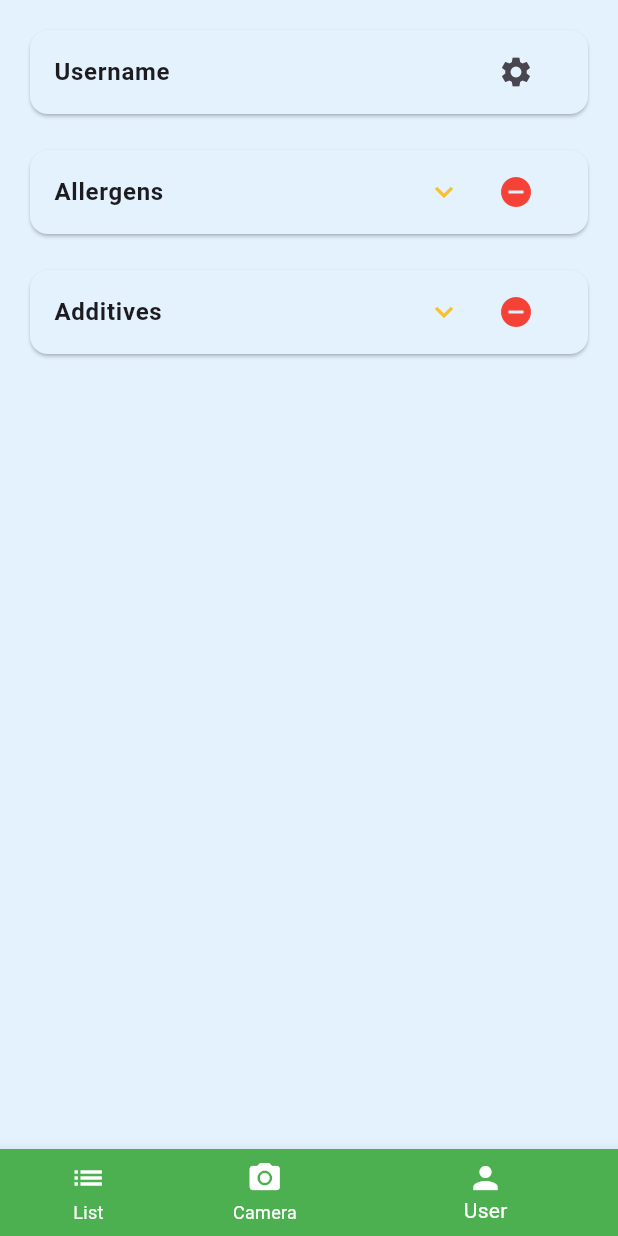
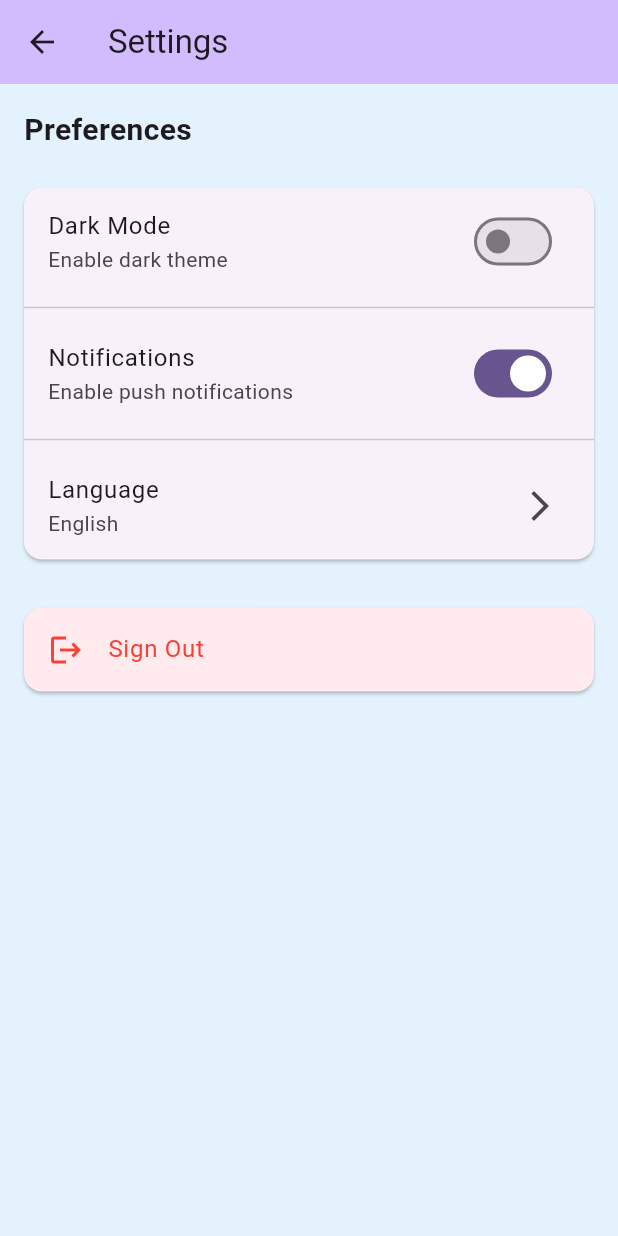
Before and after one commit to OlekS03/foodscan, a Flutter app: the screen it shows after launch, item 3 of the bottom bar chosen, after a tap on the "settings" icon, on a phone screen of 412 x 824 dp. Run offline on Flutter 3.47's test engine with Material 3 defaults, Android fonts, the phone set to English and light mode, and no system bars; our stand-ins replace camera, permission_handler.

Commit message:
feat: added settings page with preferences tab

```diff
--- a/foodscan_app/lib/main.dart
+++ b/foodscan_app/lib/main.dart
@@ -1,7 +1,32 @@
 import 'package:flutter/material.dart';
+import 'package:provider/provider.dart';
 import 'screens/food_list_screen.dart';
 import 'screens/camera_screen.dart';
 import 'screens/user_screen.dart';
+import 'providers/theme_provider.dart';
+
+void main() {
+  runApp(
+    ChangeNotifierProvider(
+      create: (_) => ThemeProvider(),
+      child: const MyApp(),
+    ),
+  );
+}
+
+class MyApp extends StatelessWidget {
+  const MyApp({super.key});
+  @override
+  Widget build(BuildContext context) {
+    return Consumer<ThemeProvider>(
+      builder: (context, themeProvider, _) => MaterialApp(
+        title: 'Foodscan',
+        theme: themeProvider.theme,
+        home: const MainScaffold(),
+      ),
+    );
+  }
+}
 
 class MainScaffold extends StatefulWidget {
   const MainScaffold({super.key});
@@ -36,17 +61,17 @@ class _MainScaffoldState extends State<MainScaffold> {
           BottomNavigationBarItem(
             icon: Icon(Icons.list),
             label: 'List',
-            backgroundColor: Colors.green,
+            backgroundColor: Colors.red,
           ),
           BottomNavigationBarItem(
             icon: Icon(Icons.camera_alt),
             label: 'Camera',
-            backgroundColor: Colors.green,
+            backgroundColor: Colors.red,
           ),
           BottomNavigationBarItem(
             icon: Icon(Icons.person),
             label: 'User',
-            backgroundColor: Colors.green,
+            backgroundColor: Colors.red,
           ),
         ],
         selectedItemColor: Colors.white,
@@ -57,22 +82,3 @@ class _MainScaffoldState extends State<MainScaffold> {
     );
   }
 }
-
-void main() {
-  runApp(const MyApp());
-}
-
-class MyApp extends StatelessWidget {
-  const MyApp({super.key});
-  @override
-  Widget build(BuildContext context) {
-    return MaterialApp(
-      title: 'Foodscan',
-      theme: ThemeData(
-        colorScheme: ColorScheme.fromSeed(seedColor: Colors.deepPurple),
-        useMaterial3: true,
-      ),
-      home: const MainScaffold(),
-    );
-  }
-}
--- /dev/null
+++ b/foodscan_app/lib/providers/theme_provider.dart
@@ -0,0 +1,33 @@
+import 'package:flutter/material.dart';
+
+class ThemeProvider extends ChangeNotifier {
+  bool _isDarkMode = false;
+
+  bool get isDarkMode => _isDarkMode;
+
+  void toggleTheme() {
+    _isDarkMode = !_isDarkMode;
+    notifyListeners();
+  }
+
+  ThemeData get theme => _isDarkMode ? _darkTheme : _lightTheme;
+
+  static final _lightTheme = ThemeData(
+    useMaterial3: true,
+    colorScheme: ColorScheme.fromSeed(
+      seedColor: Colors.deepPurple,
+      brightness: Brightness.light,
+    ),
+    scaffoldBackgroundColor: const Color(0xFFE3F2FD),
+  );
+
+  static final _darkTheme = ThemeData(
+    useMaterial3: true,
+    colorScheme: ColorScheme.fromSeed(
+      seedColor: Colors.deepPurple,
+      brightness: Brightness.dark,
+    ),
+    scaffoldBackgroundColor: const Color(0xFF1A1A1A),
+    cardColor: const Color(0xFF2C2C2C),
+  );
+}
--- a/foodscan_app/lib/screens/camera_screen.dart
+++ b/foodscan_app/lib/screens/camera_screen.dart
@@ -1,26 +1,153 @@
 import 'package:flutter/material.dart';
+import 'package:camera/camera.dart';
+import 'package:permission_handler/permission_handler.dart';
 
-class CameraScreenUI extends StatelessWidget {
+class CameraScreenUI extends StatefulWidget {
   const CameraScreenUI({super.key});
+
+  @override
+  State<CameraScreenUI> createState() => _CameraScreenUIState();
+}
+
+class _CameraScreenUIState extends State<CameraScreenUI> {
+  CameraController? _controller;
+  bool _isCameraInitialized = false;
+  bool _isPermissionGranted = false;
+
+  @override
+  void initState() {
+    super.initState();
+    _requestCameraPermission();
+  }
+
+  @override
+  void dispose() {
+    _controller?.dispose();
+    super.dispose();
+  }
+
+  Future<void> _requestCameraPermission() async {
+    final status = await Permission.camera.request();
+    setState(() {
+      _isPermissionGranted = status.isGranted;
+    });
+    if (_isPermissionGranted) {
+      _initializeCamera();
+    }
+  }
+
+  Future<void> _initializeCamera() async {
+    final cameras = await availableCameras();
+    if (cameras.isEmpty) {
+      if (!mounted) return;
+      ScaffoldMessenger.of(context).showSnackBar(
+        const SnackBar(content: Text('No cameras found')),
+      );
+      return;
+    }
+
+    final camera = cameras.first;
+    _controller = CameraController(
+      camera,
+      ResolutionPreset.medium,
+      enableAudio: false,
+      imageFormatGroup: ImageFormatGroup.jpeg,
+    );
+
+    try {
+      await _controller!.initialize();
+      if (!mounted) return;
+      setState(() {
+        _isCameraInitialized = true;
+      });
+    } catch (e) {
+      if (!mounted) return;
+      ScaffoldMessenger.of(context).showSnackBar(
+        SnackBar(content: Text('Error initializing camera: $e')),
+      );
+    }
+  }
+
+  Future<void> _takePhoto() async {
+    if (_controller == null || !_controller!.value.isInitialized) {
+      return;
+    }
+
+    try {
+      final XFile photo = await _controller!.takePicture();
+      if (!mounted) return;
+      ScaffoldMessenger.of(context).showSnackBar(
+        SnackBar(
+          content: Text('Photo captured: ${photo.path}'),
+          action: SnackBarAction(
+            label: 'OK',
+            onPressed: () {},
+          ),
+        ),
+      );
+    } catch (e) {
+      if (!mounted) return;
+      ScaffoldMessenger.of(context).showSnackBar(
+        SnackBar(content: Text('Error taking photo: $e')),
+      );
+    }
+  }
+
+  Widget _buildCameraPreview() {
+    if (!_isPermissionGranted) {
+      return Center(
+        child: Column(
+          mainAxisSize: MainAxisSize.min,
+          children: [
+            const Text('Camera permission is required'),
+            const SizedBox(height: 16),
+            ElevatedButton(
+              onPressed: _requestCameraPermission,
+              child: const Text('Grant Permission'),
+            ),
+          ],
+        ),
+      );
+    }
+
+    if (!_isCameraInitialized) {
+      return const Center(child: CircularProgressIndicator());
+    }
+
+    return ClipRRect(
+      borderRadius: BorderRadius.circular(40),
+      child: Transform.scale(
+        scale: 1.0,
+        child: Center(
+          child: CameraPreview(_controller!),
+        ),
+      ),
+    );
+  }
+
   @override
   Widget build(BuildContext context) {
+    final isDarkMode = Theme.of(context).brightness == Brightness.dark;
+
     return Container(
-      color: const Color(0xFFE3F2FD),
+      color: Theme.of(context).scaffoldBackgroundColor,
       child: Column(
         mainAxisAlignment: MainAxisAlignment.center,
         children: [
           Center(
             child: Container(
-              width: MediaQuery.of(context).size.width * 0.7,
-              height: MediaQuery.of(context).size.height * 0.4,
+              width: MediaQuery.of(context).size.width * 0.85,
+              height: MediaQuery.of(context).size.height * 0.6,
               decoration: BoxDecoration(
-                color: Colors.white,
+                color: Colors.black,
                 borderRadius: BorderRadius.circular(40),
-                border: Border.all(color: Colors.black26, width: 2),
+                border: Border.all(
+                  color: isDarkMode ? Colors.white24 : Colors.black26,
+                  width: 2,
+                ),
               ),
-              child: const Center(
-                child: Text('Camera Preview', style: TextStyle(color: Colors.black38)),
-              ),
+              clipBehavior: Clip.antiAlias,
+              child: _buildCameraPreview(),
             ),
           ),
           const SizedBox(height: 40),
@@ -28,25 +155,35 @@ class CameraScreenUI extends StatelessWidget {
             mainAxisAlignment: MainAxisAlignment.center,
             children: [
               ElevatedButton(
-                onPressed: () {},
+                onPressed: _isCameraInitialized ? _takePhoto : null,
                 style: ElevatedButton.styleFrom(
-                  backgroundColor: Colors.cyanAccent,
+                  backgroundColor: isDarkMode ? Colors.teal : Colors.cyanAccent,
                   shape: const CircleBorder(),
                   padding: const EdgeInsets.all(32),
                   elevation: 4,
                 ),
-                child: const Text('Take photo', style: TextStyle(color: Colors.black)),
+                child: Icon(
+                  Icons.camera_alt,
+                  size: 32,
+                  color: isDarkMode ? Colors.white : Colors.black,
+                ),
               ),
               const SizedBox(width: 24),
               ElevatedButton(
-                onPressed: () {},
+                onPressed: () {
+                  // TODO: Implement text entry
+                },
                 style: ElevatedButton.styleFrom(
-                  backgroundColor: Colors.cyanAccent,
+                  backgroundColor: isDarkMode ? Colors.teal : Colors.cyanAccent,
                   shape: const CircleBorder(),
                   padding: const EdgeInsets.all(24),
                   elevation: 4,
                 ),
-                child: const Text('Enter as text', style: TextStyle(color: Colors.black, fontSize: 12)),
+                child: Icon(
+                  Icons.edit,
+                  size: 24,
+                  color: isDarkMode ? Colors.white : Colors.black,
+                ),
               ),
             ],
           ),
--- a/foodscan_app/lib/screens/food_list_screen.dart
+++ b/foodscan_app/lib/screens/food_list_screen.dart
@@ -34,29 +34,43 @@ class _FoodListScreenState extends State<FoodListScreen> {
 
   @override
   Widget build(BuildContext context) {
+    final isDarkMode = Theme.of(context).brightness == Brightness.dark;
+
     return Container(
-      color: const Color(0xFFE3F2FD),
+      color: Theme.of(context).scaffoldBackgroundColor,
       child: ListView.builder(
         padding: const EdgeInsets.symmetric(vertical: 24, horizontal: 8),
         itemCount: foods.length,
         itemBuilder: (context, i) {
           final food = foods[i];
           return Card(
-            color: Colors.blue[50],
+            color: Theme.of(context).cardColor,
             margin: const EdgeInsets.symmetric(vertical: 8),
             child: Column(
               children: [
                 ListTile(
-                  title: Text(food['name'], style: const TextStyle(fontWeight: FontWeight.bold)),
+                  title: Text(
+                    food['name'],
+                    style: TextStyle(
+                      fontWeight: FontWeight.bold,
+                      color: Theme.of(context).textTheme.titleLarge?.color,
+                    ),
+                  ),
                   trailing: Row(
                     mainAxisSize: MainAxisSize.min,
                     children: [
                       IconButton(
-                        icon: Icon(food['expanded'] ? Icons.expand_less : Icons.expand_more, color: Colors.yellow[700]),
+                        icon: Icon(
+                          food['expanded'] ? Icons.expand_less : Icons.expand_more,
+                          color: isDarkMode ? Colors.tealAccent : Colors.yellow[700],
+                        ),
                         onPressed: () => _toggleExpand(i),
                       ),
                       IconButton(
-                        icon: const Icon(Icons.remove_circle, color: Colors.red),
+                        icon: Icon(
+                          Icons.remove_circle,
+                          color: isDarkMode ? Colors.redAccent : Colors.red,
+                        ),
                         onPressed: () => _removeFood(i),
                       ),
                     ],
@@ -67,7 +81,12 @@ class _FoodListScreenState extends State<FoodListScreen> {
                     Container(
                       width: double.infinity,
                       padding: const EdgeInsets.symmetric(horizontal: 16, vertical: 8),
-                      child: Text(info, style: const TextStyle(color: Colors.black87)),
+                      child: Text(
+                        info,
+                        style: TextStyle(
+                          color: Theme.of(context).textTheme.bodyMedium?.color,
+                        ),
+                      ),
                     ),
                 ],
               ],
--- /dev/null
+++ b/foodscan_app/lib/screens/settings_screen.dart
@@ -0,0 +1,96 @@
+import 'package:flutter/material.dart';
+import 'package:provider/provider.dart';
+import '../providers/theme_provider.dart';
+
+class SettingsScreen extends StatefulWidget {
+  const SettingsScreen({super.key});
+
+  @override
+  State<SettingsScreen> createState() => _SettingsScreenState();
+}
+
+class _SettingsScreenState extends State<SettingsScreen> {
+  bool _notifications = true;
+  String _selectedLanguage = 'English';
+
+  @override
+  Widget build(BuildContext context) {
+    return Scaffold(
+      appBar: AppBar(
+        title: const Text('Settings'),
+        backgroundColor: Theme.of(context).colorScheme.inversePrimary,
+      ),
+      body: Consumer<ThemeProvider>(
+        builder: (context, themeProvider, _) => Container(
+          color: Theme.of(context).scaffoldBackgroundColor,
+          child: ListView(
+            children: [
+              const Padding(
+                padding: EdgeInsets.all(16.0),
+                child: Text(
+                  'Preferences',
+                  style: TextStyle(
+                    fontSize: 20,
+                    fontWeight: FontWeight.bold,
+                  ),
+                ),
+              ),
+              Card(
+                margin: const EdgeInsets.symmetric(horizontal: 16, vertical: 8),
+                child: Column(
+                  children: [
+                    SwitchListTile(
+                      title: const Text('Dark Mode'),
+                      subtitle: const Text('Enable dark theme'),
+                      value: themeProvider.isDarkMode,
+                      onChanged: (bool value) {
+                        themeProvider.toggleTheme();
+                      },
+                    ),
+                    const Divider(),
+                    SwitchListTile(
+                      title: const Text('Notifications'),
+                      subtitle: const Text('Enable push notifications'),
+                      value: _notifications,
+                      onChanged: (bool value) {
+                        setState(() {
+                          _notifications = value;
+                        });
+                      },
+                    ),
+                    const Divider(),
+                    ListTile(
+                      title: const Text('Language'),
+                      subtitle: Text(_selectedLanguage),
+                      trailing: const Icon(Icons.arrow_forward_ios),
+                      onTap: () {
+                        // TODO: Implement language selection
+                      },
+                    ),
+                  ],
+                ),
+              ),
+              const SizedBox(height: 16),
+              Card(
+                margin: const EdgeInsets.symmetric(horizontal: 16, vertical: 8),
+                color: Theme.of(context).brightness == Brightness.dark
+                    ? const Color(0xFF432222)
+                    : Colors.red[50],
+                child: ListTile(
+                  leading: const Icon(Icons.logout, color: Colors.red),
+                  title: const Text(
+                    'Sign Out',
+                    style: TextStyle(color: Colors.red),
+                  ),
+                  onTap: () {
+                    // TODO: Implement sign out
+                  },
+                ),
+              ),
+            ],
+          ),
+        ),
+      ),
+    );
+  }
+}
--- a/foodscan_app/lib/screens/user_screen.dart
+++ b/foodscan_app/lib/screens/user_screen.dart
@@ -1,4 +1,5 @@
 import 'package:flutter/material.dart';
+import 'settings_screen.dart';
 
 class UserScreen extends StatefulWidget {
   const UserScreen({super.key});
@@ -16,12 +17,12 @@ class _UserScreenState extends State<UserScreen> {
   @override
   Widget build(BuildContext context) {
     return Container(
-      color: const Color(0xFFE3F2FD),
+      color: Theme.of(context).scaffoldBackgroundColor,
       child: ListView(
         padding: const EdgeInsets.all(16),
         children: [
           Card(
-            color: Colors.blue[50],
+            color: Theme.of(context).cardColor,
             child: ListTile(
               title: const Text(
                 'Username',
@@ -30,7 +31,12 @@ class _UserScreenState extends State<UserScreen> {
               trailing: IconButton(
                 icon: const Icon(Icons.settings),
                 onPressed: () {
-                  // TODO: Implement settings
+                  Navigator.push(
+                    context,
+                    MaterialPageRoute(
+                      builder: (context) => const SettingsScreen(),
+                    ),
+                  );
                 },
               ),
             ),
@@ -38,7 +44,7 @@ class _UserScreenState extends State<UserScreen> {
           const SizedBox(height: 16),
 
           Card(
-            color: Colors.blue[50],
+            color: Theme.of(context).cardColor,
             child: Column(
               children: [
                 ListTile(
@@ -57,9 +63,9 @@ class _UserScreenState extends State<UserScreen> {
                         onPressed: () => setState(() => allergensExpanded = !allergensExpanded),
                       ),
                       IconButton(
-                        icon: const Icon(Icons.remove_circle, color: Colors.red),
+                        icon: const Icon(Icons.add_circle),
                         onPressed: () {
-                          // TODO: Implement remove allergens
+                          // TODO: Implement add and remove allergens
                         },
                       ),
                     ],
@@ -79,7 +85,7 @@ class _UserScreenState extends State<UserScreen> {
           const SizedBox(height: 16),
 
           Card(
-            color: Colors.blue[50],
+            color: Theme.of(context).cardColor,
             child: Column(
               children: [
                 ListTile(
@@ -98,9 +104,9 @@ class _UserScreenState extends State<UserScreen> {
                         onPressed: () => setState(() => additivesExpanded = !additivesExpanded),
                       ),
                       IconButton(
-                        icon: const Icon(Icons.remove_circle, color: Colors.red),
+                        icon: const Icon(Icons.add_circle),
                         onPressed: () {
-                          // TODO: Implement remove additives
+                          // TODO: Implement add and remove additives
                         },
                       ),
                     ],
```
Also changed, not shown: foodscan_app/lib/providers/language_provider.dart (added).
